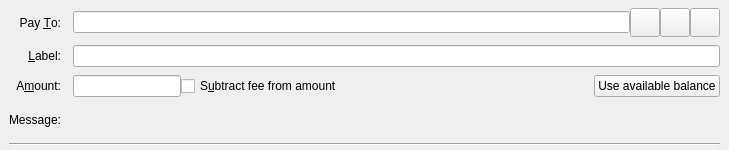
This is src/qt/forms/sendcoinsentry.ui in VeriConomy/vericoin as Qt 5 draws it before an edit. The edited form follows.
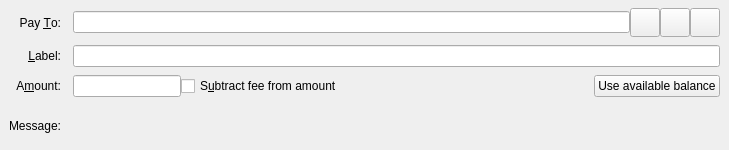
This is the edited form. Icons and pictures are not drawn. Custom widgets are drawn as their Qt base class.

Commit message:
Start Send Coin UI (#72)
* Start to implement Send Coin UI

* Hide useless RPC command

Patch:
```diff
--- a/src/qt/forms/sendcoinsentry.ui
+++ b/src/qt/forms/sendcoinsentry.ui
@@ -206,13 +206,6 @@
       </property>
      </widget>
     </item>
-    <item row="4" column="0" colspan="2">
-     <widget class="Line" name="line">
-      <property name="orientation">
-       <enum>Qt::Horizontal</enum>
-      </property>
-     </widget>
-    </item>
    </layout>
   </widget>
   <widget class="QFrame" name="SendCoins_UnauthenticatedPaymentRequest">
```
The commit also changes 7 other files.
